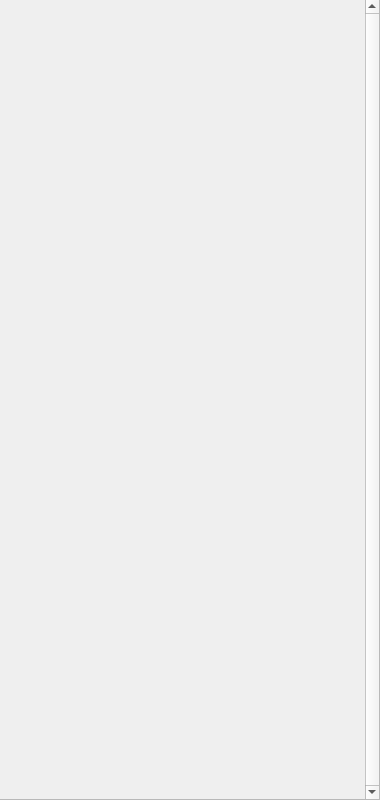
cgwire/kitsu-publisher-deprecated, file resources/views/TaskPanel.ui: the form before one commit.
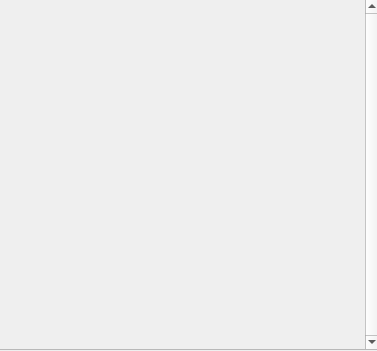
The form after the commit.

What changed in the file:
```diff
--- a/resources/views/TaskPanel.ui
+++ b/resources/views/TaskPanel.ui
@@ -6,16 +6,22 @@
    <rect>
     <x>0</x>
     <y>0</y>
-    <width>380</width>
-    <height>800</height>
+    <width>377</width>
+    <height>351</height>
    </rect>
   </property>
   <property name="sizePolicy">
-   <sizepolicy hsizetype="Fixed" vsizetype="Expanding">
+   <sizepolicy hsizetype="Fixed" vsizetype="MinimumExpanding">
     <horstretch>0</horstretch>
     <verstretch>0</verstretch>
    </sizepolicy>
   </property>
+  <property name="minimumSize">
+   <size>
+    <width>0</width>
+    <height>0</height>
+   </size>
+  </property>
   <property name="windowTitle">
    <string>Form</string>
   </property>
@@ -25,11 +31,11 @@
      <x>-1</x>
      <y>-1</y>
      <width>381</width>
-     <height>801</height>
+     <height>351</height>
     </rect>
    </property>
    <property name="sizePolicy">
-    <sizepolicy hsizetype="Preferred" vsizetype="Expanding">
+    <sizepolicy hsizetype="Preferred" vsizetype="Minimum">
      <horstretch>0</horstretch>
      <verstretch>0</verstretch>
     </sizepolicy>
@@ -56,16 +62,19 @@
     <set>Qt::AlignCenter</set>
    </property>
    <widget class="QWidget" name="scrollAreaWidgetContents">
+    <property name="enabled">
+     <bool>true</bool>
+    </property>
     <property name="geometry">
      <rect>
       <x>0</x>
       <y>0</y>
       <width>365</width>
-      <height>799</height>
+      <height>349</height>
      </rect>
     </property>
     <property name="sizePolicy">
-     <sizepolicy hsizetype="Preferred" vsizetype="Expanding">
+     <sizepolicy hsizetype="Preferred" vsizetype="MinimumExpanding">
       <horstretch>0</horstretch>
       <verstretch>0</verstretch>
      </sizepolicy>
@@ -74,6 +83,9 @@
      <property name="spacing">
       <number>0</number>
      </property>
+     <property name="sizeConstraint">
+      <enum>QLayout::SetNoConstraint</enum>
+     </property>
      <property name="leftMargin">
       <number>0</number>
      </property>
```
